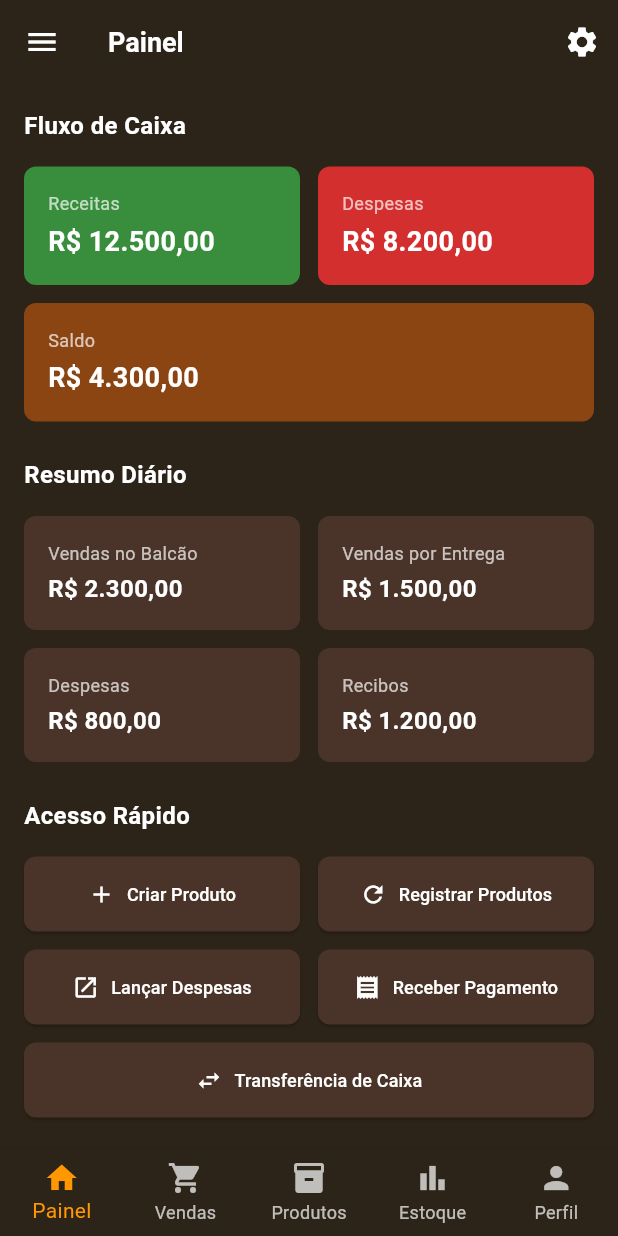
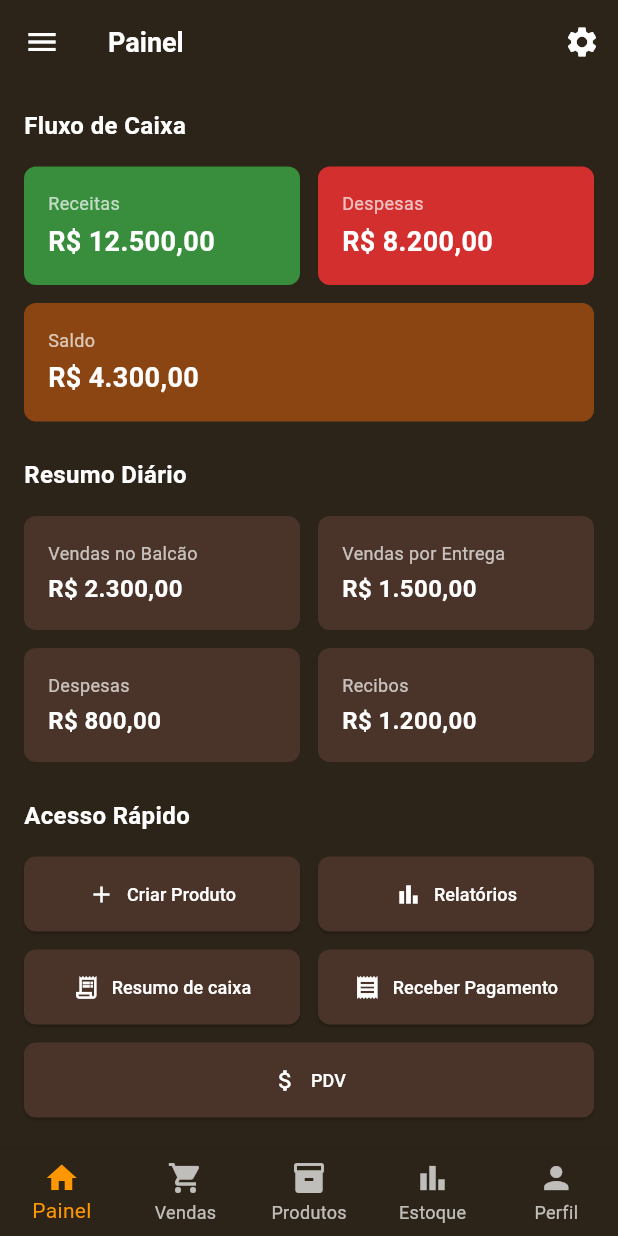
Before and after one commit to andersonf007/PedeAi-ERP, a Flutter app: the HomePage screen opened by its route, on a phone screen of 412 x 824 dp. Run offline on Flutter 3.47's test engine with Material 3 defaults, Android fonts, the phone set to English and light mode, and no system bars; our stand-ins replace flutter_login, image_picker, shared_preferences, supabase_flutter; accounts and stored records are empty.

Commit message:
alterado opcoes de acesso rapido

```diff
--- a/lib/view/home/home.dart
+++ b/lib/view/home/home.dart
@@ -90,19 +90,19 @@ class _HomePageState extends State<HomePage> {
               children: [
                 Expanded(child: _buildQuickAccessButton(Icons.add, 'Criar Produto')),
                 SizedBox(width: 12),
-                Expanded(child: _buildQuickAccessButton(Icons.refresh, 'Registrar Produtos')),
+                Expanded(child: _buildQuickAccessButton(Icons.bar_chart, 'Relatórios')),
               ],
             ),
             SizedBox(height: 12),
             Row(
               children: [
-                Expanded(child: _buildQuickAccessButton(Icons.launch, 'Lançar Despesas')),
+                Expanded(child: _buildQuickAccessButton(Icons.receipt_long_sharp, 'Resumo de caixa')),
                 SizedBox(width: 12),
                 Expanded(child: _buildQuickAccessButton(Icons.receipt, 'Receber Pagamento')),
               ],
             ),
             SizedBox(height: 12),
-            _buildQuickAccessButton(Icons.swap_horiz, 'Transferência de Caixa', isFullWidth: true),
+            _buildQuickAccessButton(Icons.attach_money, 'PDV', isFullWidth: true),
           ],
         ),
       ),
@@ -166,6 +166,7 @@ class _HomePageState extends State<HomePage> {
     );
   }
 
+  // Fluxo de Caixa
   Widget _buildFinanceCard(String title, String value, Color color, {bool isFullWidth = false}) {
     return Container(
       width: isFullWidth ? double.infinity : null,
@@ -185,6 +186,7 @@ class _HomePageState extends State<HomePage> {
     );
   }
 
+  //resumo diário
   Widget _buildSummaryCard(String title, String value) {
     return Container(
       padding: EdgeInsets.all(16),
@@ -204,7 +206,7 @@ class _HomePageState extends State<HomePage> {
   }
 
   Widget _buildQuickAccessButton(IconData icon, String title, {bool isFullWidth = false}) {
-    return Container(
+    return SizedBox(
       width: isFullWidth ? double.infinity : null,
       child: ElevatedButton(
         style: ElevatedButton.styleFrom(
```
